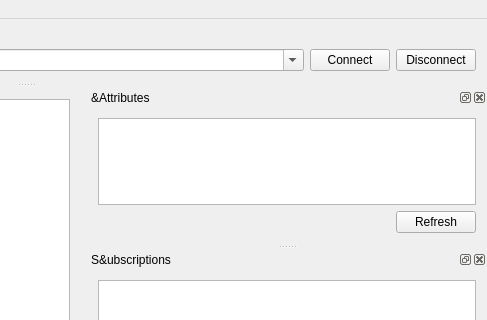
Qt form freeopcuaclient/mainwindow_ui.ui (FreeOpcUa/opcua-client-gui) before a commit; both pictures show x 435 to 922 and y 0 to 320 of the 922 by 692 pixel window.
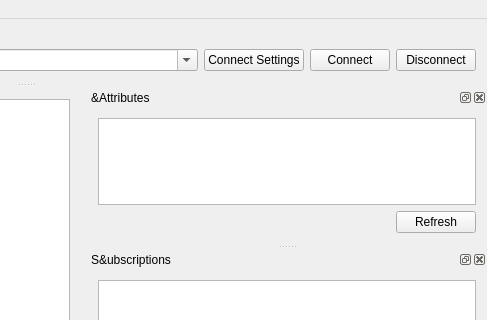
The same form after that commit. Icons and pictures are not drawn.

Commit message: allow to drag node for subscription, for compliance with uaexpert UI

Diff of the .ui file:
```diff
--- a/freeopcuaclient/mainwindow_ui.ui
+++ b/freeopcuaclient/mainwindow_ui.ui
@@ -187,14 +187,14 @@
      </sizepolicy>
     </property>
     <layout class="QGridLayout" name="gridLayout">
-     <item row="0" column="1">
+     <item row="0" column="2">
       <widget class="QPushButton" name="connectButton">
        <property name="text">
         <string>Connect</string>
        </property>
       </widget>
      </item>
-     <item row="0" column="2">
+     <item row="0" column="3">
       <widget class="QPushButton" name="disconnectButton">
        <property name="text">
         <string>Disconnect</string>
@@ -217,6 +217,13 @@
        </property>
       </widget>
      </item>
+     <item row="0" column="1">
+      <widget class="QPushButton" name="pushButton">
+       <property name="text">
+        <string>Connect Settings</string>
+       </property>
+      </widget>
+     </item>
     </layout>
    </widget>
   </widget>
@@ -244,7 +251,7 @@
      <item row="0" column="0">
       <widget class="QTableView" name="subView">
        <property name="acceptDrops">
-        <bool>false</bool>
+        <bool>true</bool>
        </property>
        <property name="sizeAdjustPolicy">
         <enum>QAbstractScrollArea::AdjustToContents</enum>
```
The commit also changes 3 other files.
